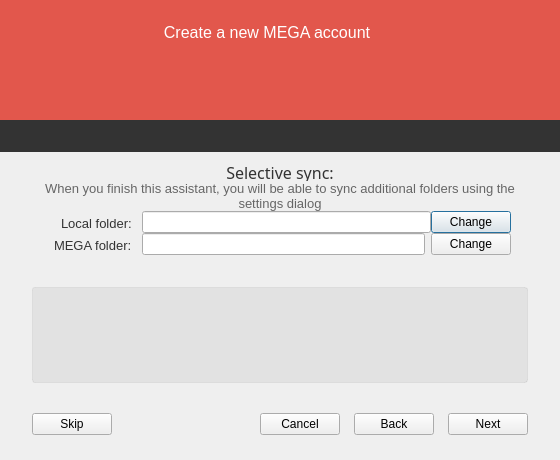
This is src/MEGASync/gui/macx/SetupWizard.ui in meganz/MEGAsync as Qt 5 draws it before an edit. The edited form follows.
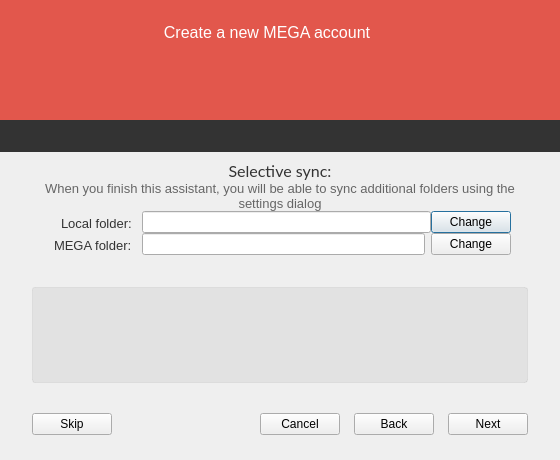
This is the edited form. The open tabs and pages were chosen to show the change. Icons and pictures are not drawn. Custom widgets are drawn as their Qt base class.

Commit message: Use Lato font along the whole app

```diff
--- a/src/MEGASync/gui/macx/SetupWizard.ui
+++ b/src/MEGASync/gui/macx/SetupWizard.ui
@@ -1686,7 +1686,7 @@
          </property>
          <property name="font">
           <font>
-           <family>Montserrat</family>
+           <family>Lato</family>
            <pointsize>-1</pointsize>
            <weight>50</weight>
            <italic>false</italic>
```
Left out of the diff: 42 changed lines with no effect on the pictures. The commit also changes 62 other files.
